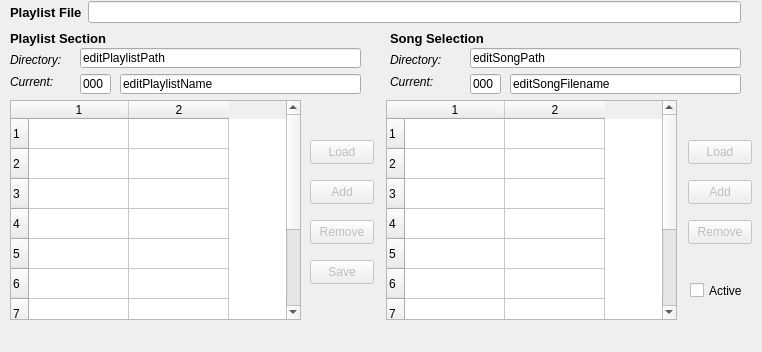
Before: the Qt Designer form seq_qt5/forms/qplaylistframe.ui in ahlstromcj/sequencer64, drawn with Qt 5.
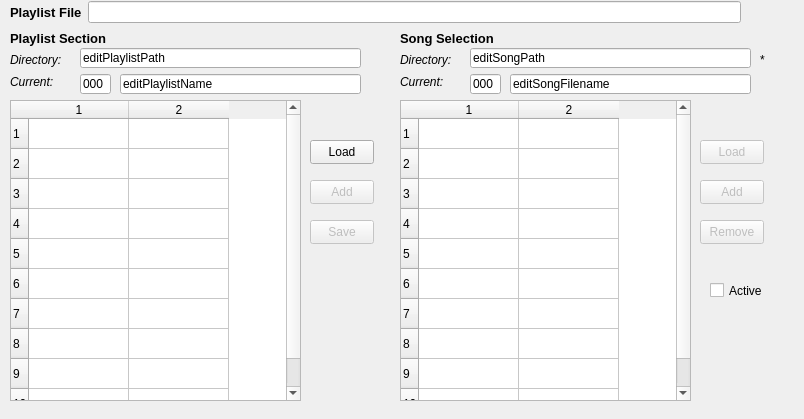
After: the same form once the commit is applied.

Commit message: Fixes to Qt coloring and playlists.

What changed in the file:
```diff
--- a/seq_qt5/forms/qplaylistframe.ui
+++ b/seq_qt5/forms/qplaylistframe.ui
@@ -6,8 +6,8 @@
    <rect>
     <x>0</x>
     <y>0</y>
-    <width>762</width>
-    <height>352</height>
+    <width>804</width>
+    <height>419</height>
    </rect>
   </property>
   <property name="windowTitle">
@@ -39,7 +39,7 @@
      <x>10</x>
      <y>100</y>
      <width>291</width>
-     <height>220</height>
+     <height>301</height>
     </rect>
    </property>
    <property name="rowCount">
@@ -82,7 +82,7 @@
   <widget class="QLabel" name="labelListSong">
    <property name="geometry">
     <rect>
-     <x>390</x>
+     <x>400</x>
      <y>30</y>
      <width>371</width>
      <height>16</height>
@@ -102,7 +102,7 @@
   <widget class="QLabel" name="labelCurrentSong">
    <property name="geometry">
     <rect>
-     <x>390</x>
+     <x>400</x>
      <y>74</y>
      <width>59</width>
      <height>15</height>
@@ -138,7 +138,7 @@
   <widget class="QLabel" name="labelSongDirectory">
    <property name="geometry">
     <rect>
-     <x>390</x>
+     <x>400</x>
      <y>52</y>
      <width>61</width>
      <height>16</height>
@@ -156,10 +156,10 @@
   <widget class="QTableWidget" name="tablePlaylistSongs">
    <property name="geometry">
     <rect>
-     <x>386</x>
+     <x>400</x>
      <y>100</y>
      <width>291</width>
-     <height>220</height>
+     <height>301</height>
     </rect>
    </property>
    <property name="rowCount">
@@ -183,7 +183,7 @@
   </widget>
   <widget class="QPushButton" name="buttonPlaylistLoad">
    <property name="enabled">
-    <bool>false</bool>
+    <bool>true</bool>
    </property>
    <property name="geometry">
     <rect>
@@ -204,7 +204,7 @@
    <property name="geometry">
     <rect>
      <x>310</x>
-     <y>260</y>
+     <y>220</y>
      <width>64</width>
      <height>24</height>
     </rect>
@@ -222,7 +222,7 @@
    </property>
    <property name="geometry">
     <rect>
-     <x>688</x>
+     <x>700</x>
      <y>140</y>
      <width>64</width>
      <height>24</height>
@@ -271,7 +271,7 @@
    </property>
    <property name="geometry">
     <rect>
-     <x>688</x>
+     <x>700</x>
      <y>180</y>
      <width>64</width>
      <height>24</height>
@@ -290,7 +290,7 @@
    </property>
    <property name="geometry">
     <rect>
-     <x>688</x>
+     <x>700</x>
      <y>220</y>
      <width>64</width>
      <height>24</height>
@@ -322,29 +322,10 @@
     <string>Add</string>
    </property>
   </widget>
-  <widget class="QPushButton" name="buttonPlaylistRemove">
-   <property name="enabled">
-    <bool>false</bool>
-   </property>
-   <property name="geometry">
-    <rect>
-     <x>310</x>
-     <y>220</y>
-     <width>64</width>
-     <height>24</height>
-    </rect>
-   </property>
-   <property name="toolTip">
-    <string>Currently not available.</string>
-   </property>
-   <property name="text">
-    <string>Remove</string>
-   </property>
-  </widget>
   <widget class="QCheckBox" name="checkBoxPlaylistActive">
    <property name="geometry">
     <rect>
-     <x>690</x>
+     <x>710</x>
      <y>280</y>
      <width>61</width>
      <height>21</height>
@@ -401,7 +382,7 @@
     <rect>
      <x>470</x>
      <y>48</y>
-     <width>271</width>
+     <width>281</width>
      <height>20</height>
     </rect>
    </property>
@@ -427,7 +408,7 @@
     <rect>
      <x>510</x>
      <y>74</y>
-     <width>231</width>
+     <width>241</width>
      <height>20</height>
     </rect>
    </property>
@@ -435,6 +416,22 @@
     <string>editSongFilename</string>
    </property>
   </widget>
+  <widget class="QLabel" name="labelDirEmbedded">
+   <property name="geometry">
+    <rect>
+     <x>760</x>
+     <y>50</y>
+     <width>16</width>
+     <height>20</height>
+    </rect>
+   </property>
+   <property name="toolTip">
+    <string>If set to an asterisk, this directory is part of the song's file-name.</string>
+   </property>
+   <property name="text">
+    <string>*</string>
+   </property>
+  </widget>
  </widget>
  <resources/>
  <connections/>
```
Left out of the diff: 37 changed lines with no effect on the pictures. The commit also changes 20 other files.
